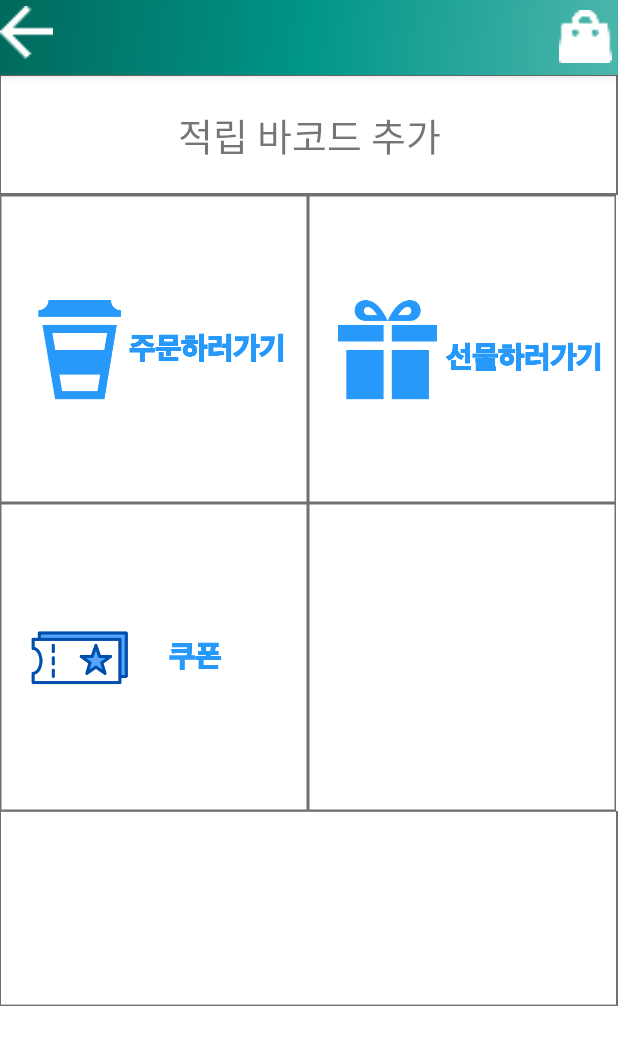
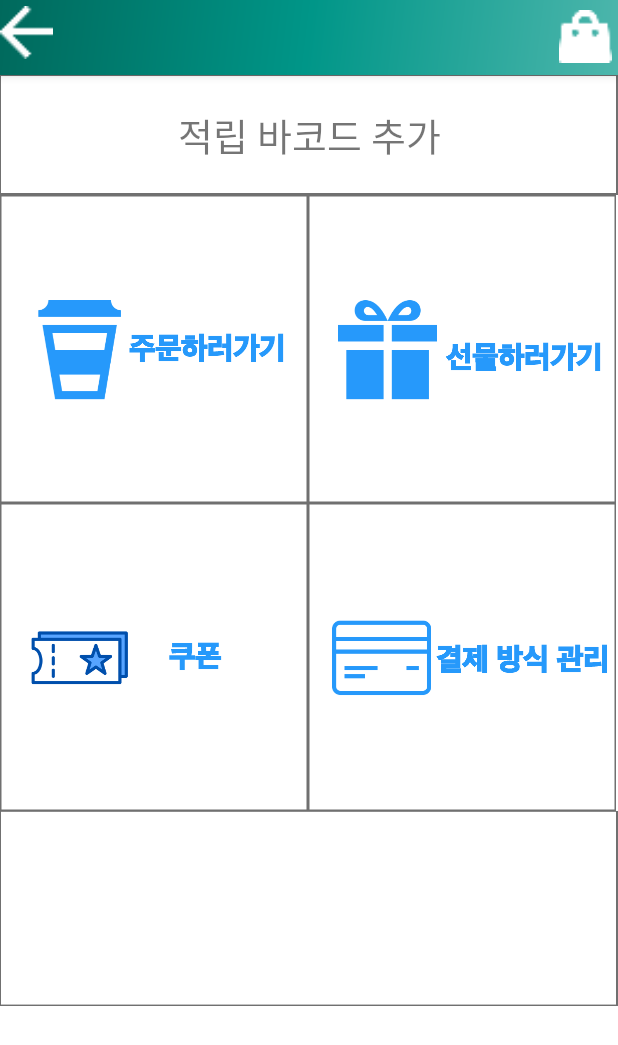
Before and after one commit to gao01java/Hsproject, an Android app: the OrderActivity screen opened directly, with no data from a screen before it, on a phone screen of 412 x 824 dp. Shown: the top 1045 px of the screen. Run offline under Robolectric (Android 15) with nearby library versions, the phone set to English and light mode, and no system bars.

Commit message:
카드 이미지 추가

```diff
--- a/app/src/main/res/layout/order_main.xml
+++ b/app/src/main/res/layout/order_main.xml
@@ -113,12 +113,17 @@
 
 
         </LinearLayout>
-        <!-- 비즈쿨 공지사항-->
+        <!-- 결제 방식 관리-->
         <LinearLayout
             android:layout_width="205dp"
             android:layout_height="205dp"
             android:background="@drawable/orderbox">
 
+            <ImageButton
+                android:layout_width="match_parent"
+                android:layout_height="match_parent"
+                android:background="@drawable/imagecard"
+                android:id="@+id/card"/>
 
         </LinearLayout>
 
```
Also changed, not shown: app/src/main/res/drawable-xxhdpi/imagecard.png (added).
